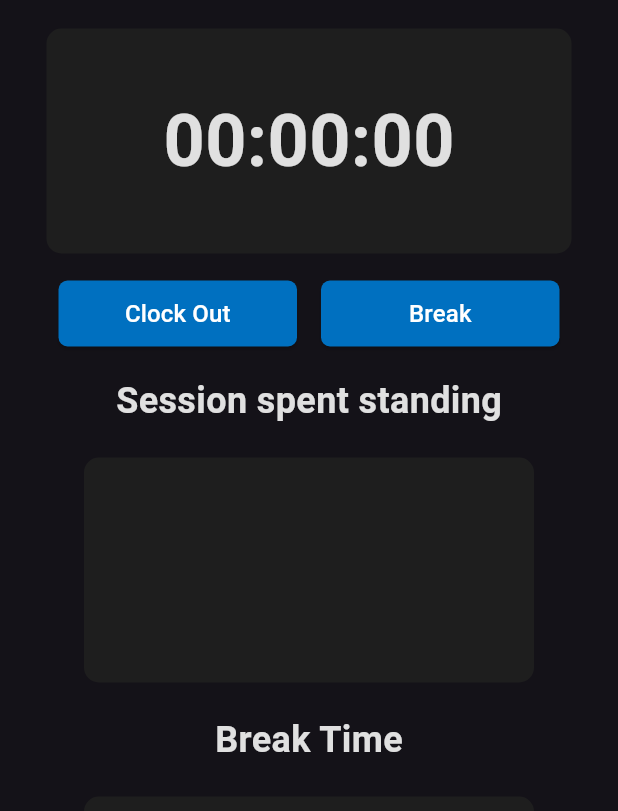
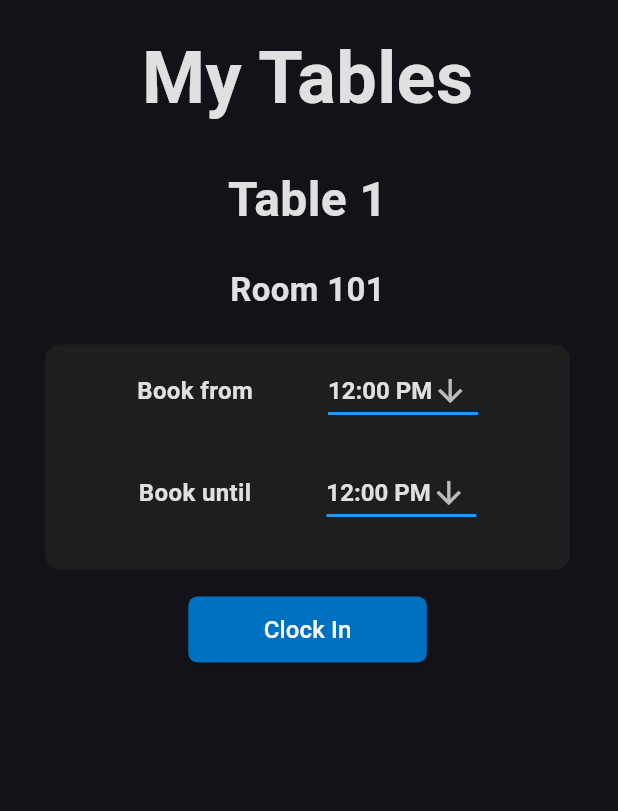
Before and after one commit to Intellivisionn/UnsTable, a Flutter app: the screen it shows after launch, on a phone screen of 412 x 824 dp, the part 110-921 px from its top. Run offline on Flutter 3.47's test engine with Material 3 defaults, Android fonts, the phone set to English and light mode, and no system bars.

Commit message:
create my tables screen and create drop down menu widget for it

```diff
--- a/unstable/lib/main.dart
+++ b/unstable/lib/main.dart
@@ -2,6 +2,7 @@ import 'package:flutter/material.dart';
 import 'package:unstable/pages/home_page.dart';
 import 'package:unstable/pages/home_screen.dart';
 import 'package:unstable/pages/welcome_screen.dart';
+import 'package:unstable/widgets/Mobile/main_mobile.dart';
 
 void main() {
   runApp(const MyApp());
--- a/unstable/lib/pages/home_page.dart
+++ b/unstable/lib/pages/home_page.dart
@@ -5,6 +5,7 @@ import 'package:unstable/constants/nav_items.dart';
 import 'package:unstable/constants/size.dart';
 import 'package:unstable/widgets/Desktop/headder_desktop.dart';
 import 'package:unstable/widgets/Desktop/main_desktop.dart';
+import 'package:unstable/widgets/Mobile/clockedin_mobile.dart';
 import 'package:unstable/widgets/Mobile/drawer_mobile.dart';
 import 'package:unstable/widgets/Mobile/headder_mobile.dart';
 
@@ -40,7 +41,7 @@ class _HomePageState extends State<HomePage> {
                 onLogoTap: () {},
                 padding: EdgeInsets.zero,
               ),
-            MainDesktop(),
+            ClockedinMobile(),
             //Info Container
             Container(
               height: 500,
--- a/unstable/lib/pages/home_screen.dart
+++ b/unstable/lib/pages/home_screen.dart
@@ -2,6 +2,7 @@ import 'package:flutter/material.dart';
 import 'package:unstable/constants/colors.dart';
 import 'package:unstable/widgets/Mobile/clockedin_mobile.dart';
 import 'package:unstable/widgets/Mobile/main_mobile.dart';
+import 'package:unstable/widgets/Mobile/myTables_mobile.dart';
 import 'package:unstable/widgets/Mobile/new_drawer.dart';
 import 'package:unstable/widgets/site_logo.dart';
 
@@ -57,7 +58,7 @@ class _HomeScreenState extends State<HomeScreen> {
       ),
       body: ListView(
         children: [
-          ClockedinMobile(),
+          MyTables(),
         ],
       ),
     );
--- /dev/null
+++ b/unstable/lib/widgets/Mobile/myTables_mobile.dart
@@ -0,0 +1,132 @@
+// ignore_for_file: prefer_const_constructors, prefer_const_literals_to_create_immutables
+
+import 'package:flutter/material.dart';
+import 'package:unstable/constants/colors.dart';
+import 'package:unstable/widgets/drop_down_menu.dart';
+
+class MyTables extends StatelessWidget {
+  const MyTables({super.key});
+
+  @override
+  Widget build(BuildContext context) {
+    var screenWidth = MediaQuery.of(context).size.width;
+    return Container(
+      margin: EdgeInsets.symmetric(horizontal: 20),
+      height: MediaQuery.of(context).size.height / 1.2,
+      constraints: BoxConstraints(minHeight: 350.0),
+      child: Row(
+        mainAxisAlignment: MainAxisAlignment.start,
+        children: [
+          Column(
+            mainAxisAlignment: MainAxisAlignment.start,
+            children: [
+              const Padding(
+                padding: EdgeInsets.all(10.0),
+                child: Text(
+                  "My Tables",
+                  style: TextStyle(
+                      fontSize: 48,
+                      fontWeight: FontWeight.bold,
+                      color: CustomColor.textColor,
+                      height: 1.5),
+                ),
+              ),
+              const Padding(
+                padding: EdgeInsets.all(10.0),
+                child: Text(
+                  "Table 1",
+                  style: TextStyle(
+                      fontSize: 32,
+                      fontWeight: FontWeight.bold,
+                      color: CustomColor.textColor,
+                      height: 1.5),
+                ),
+              ),
+              const Padding(
+                padding: EdgeInsets.all(10.0),
+                child: Text(
+                  "Room 101",
+                  style: TextStyle(
+                      fontSize: 22,
+                      fontWeight: FontWeight.bold,
+                      color: CustomColor.textColor,
+                      height: 1.5),
+                ),
+              ),
+              Container(
+                width: 350,
+                height: 150,
+                decoration: BoxDecoration(
+                  color: CustomColor.cardColor,
+                  borderRadius: BorderRadius.circular(10),
+                ),
+                margin: const EdgeInsets.all(10.0),
+                child: Center(
+                  child: Column(
+                    mainAxisAlignment: MainAxisAlignment.center,
+                    children: [
+                      Row(
+                        mainAxisAlignment: MainAxisAlignment.center,
+                        children: [
+                          Text(
+                            'Book from',
+                            style: TextStyle(
+                              fontSize: 16,
+                              fontWeight: FontWeight.bold,
+                              color: CustomColor.textColor,
+                            ),
+                          ),
+                          SizedBox(width: 50),
+                          DropDownMenu(),
+                        ],
+                      ),
+                      SizedBox(height: 20),
+                      Row(
+                        mainAxisAlignment: MainAxisAlignment.center,
+                        children: [
+                          Text(
+                            'Book until',
+                            style: TextStyle(
+                              fontSize: 16,
+                              fontWeight: FontWeight.bold,
+                              color: CustomColor.textColor,
+                            ),
+                          ),
+                          SizedBox(width: 50),
+                          DropDownMenu(),
+                        ],
+                      ),
+                      SizedBox(height: 20),
+                    ],
+                  ),
+                ),
+              ),
+              SizedBox(
+                width: 175,
+                height: 60,
+                child: Padding(
+                  padding: const EdgeInsets.all(8.0),
+                  child: ElevatedButton(
+                    onPressed: () {},
+                    style: btnStyle,
+                    child: const Text(
+                      'Clock In',
+                      style: TextStyle(color: Colors.white, fontSize: 16),
+                    ),
+                  ),
+                ),
+              ),
+            ],
+          ),
+        ],
+      ),
+    );
+  }
+}
+
+var btnStyle = ElevatedButton.styleFrom(
+  backgroundColor: CustomColor.accentColor,
+  shape: RoundedRectangleBorder(
+    borderRadius: BorderRadius.circular(6),
+  ),
+);
--- /dev/null
+++ b/unstable/lib/widgets/drop_down_menu.dart
@@ -0,0 +1,55 @@
+import 'package:flutter/material.dart';
+import 'package:unstable/constants/colors.dart';
+
+class DropDownMenu extends StatefulWidget {
+  const DropDownMenu({super.key});
+
+  @override
+  State<DropDownMenu> createState() => _DropDownMenuState();
+}
+
+class _DropDownMenuState extends State<DropDownMenu> {
+  String? _selectedValue = '12:00 PM';
+  final List<String> _options = [
+    '12:00 PM',
+    '12:30 PM',
+    '1:00 PM',
+    '1:30 PM',
+    '2:00 PM'
+  ];
+
+  @override
+  Widget build(BuildContext context) {
+    return SizedBox(
+      width: 100,
+      child: DropdownButton<String>(
+        value: _selectedValue,
+        icon: const Icon(Icons.arrow_downward),
+        iconSize: 24,
+        elevation: 16,
+        style: const TextStyle(
+          fontSize: 16,
+          fontWeight: FontWeight.bold,
+          color: CustomColor
+              .textColor, // Replace CustomColor.textColor with Colors.black or your custom color
+        ),
+        underline: Container(
+          height: 2,
+          color: Colors
+              .blue, // Replace CustomColor.accentColor with Colors.blue or your custom color
+        ),
+        onChanged: (String? newValue) {
+          setState(() {
+            _selectedValue = newValue;
+          });
+        },
+        items: _options.map<DropdownMenuItem<String>>((String value) {
+          return DropdownMenuItem<String>(
+            value: value,
+            child: Text(value),
+          );
+        }).toList(),
+      ),
+    );
+  }
+}
```
